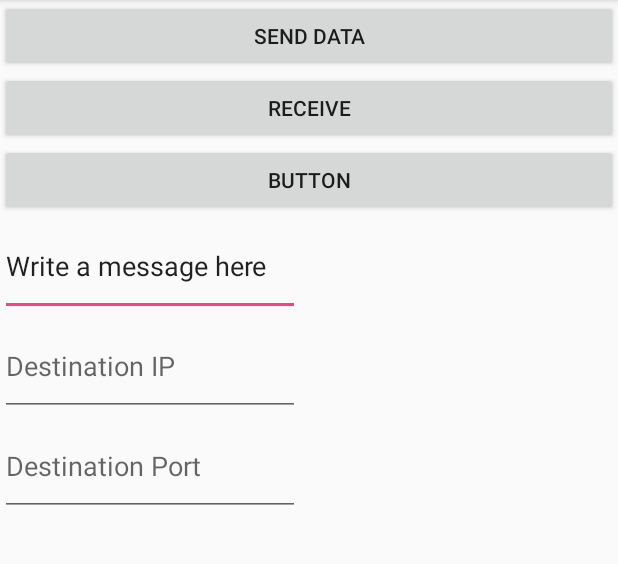
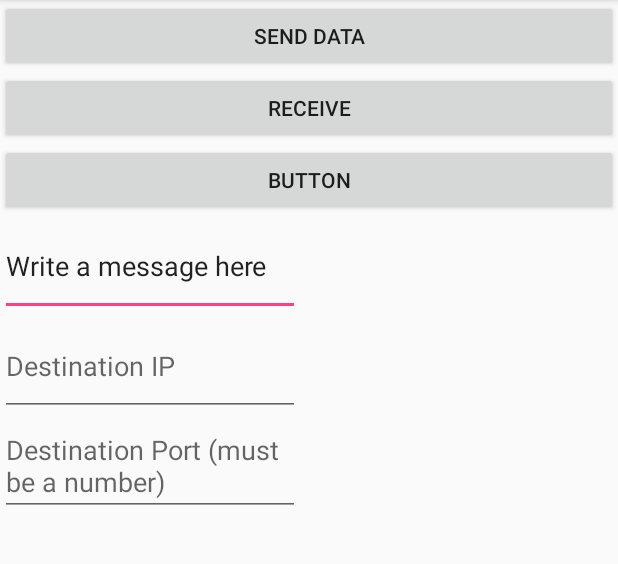
Before and after one commit to PeterLZhou/BluetoothWifi, an Android app: the WifiActivity screen opened directly, with no data from a screen before it, on a phone screen of 412 x 824 dp, the part 84-648 px from its top. Run offline under Robolectric (Android 15) with nearby library versions, the phone set to English and light mode, and no system bars; 1 statement that could not run was skipped.

Commit message:
dest port prompt asks for number

```diff
--- a/app/src/main/res/layout/wifilayout.xml
+++ b/app/src/main/res/layout/wifilayout.xml
@@ -37,5 +37,5 @@
         android:layout_width="300px"
         android:layout_height="100px"
         android:id="@+id/dest_port"
-        android:hint="Destination Port" />
+        android:hint="Destination Port (must be a number)" />
 </LinearLayout>
```
